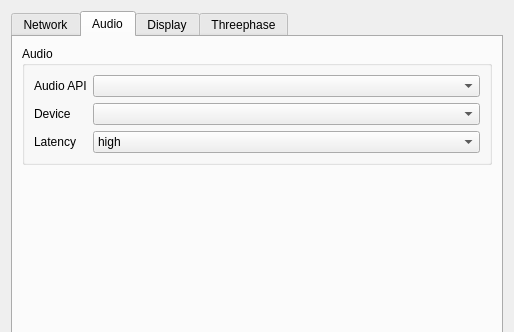
The window that designer/preferencesdialog.ui (diglet48/restim) describes before a commit, drawn with Qt 5; both pictures show x 0 to 514 and y 0 to 332 of the 514 by 565 pixel window.
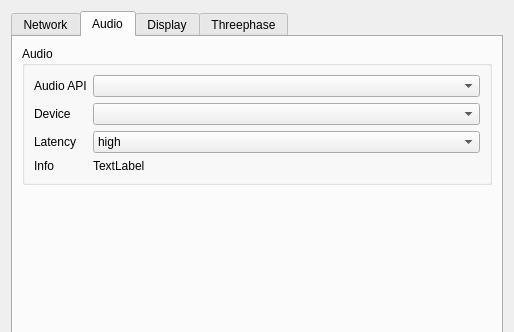
The same window after the commit. The open tabs and pages were chosen to show the change.

Commit message: Display more information about the audio device

What changed in the file:
```diff
--- a/designer/preferencesdialog.ui
+++ b/designer/preferencesdialog.ui
@@ -354,6 +354,20 @@
             </item>
            </widget>
           </item>
+          <item row="3" column="0">
+           <widget class="QLabel" name="label_27">
+            <property name="text">
+             <string>Info</string>
+            </property>
+           </widget>
+          </item>
+          <item row="3" column="1">
+           <widget class="QLabel" name="audio_info">
+            <property name="text">
+             <string>TextLabel</string>
+            </property>
+           </widget>
+          </item>
          </layout>
         </widget>
        </item>
```
The commit also changes 2 other files.
